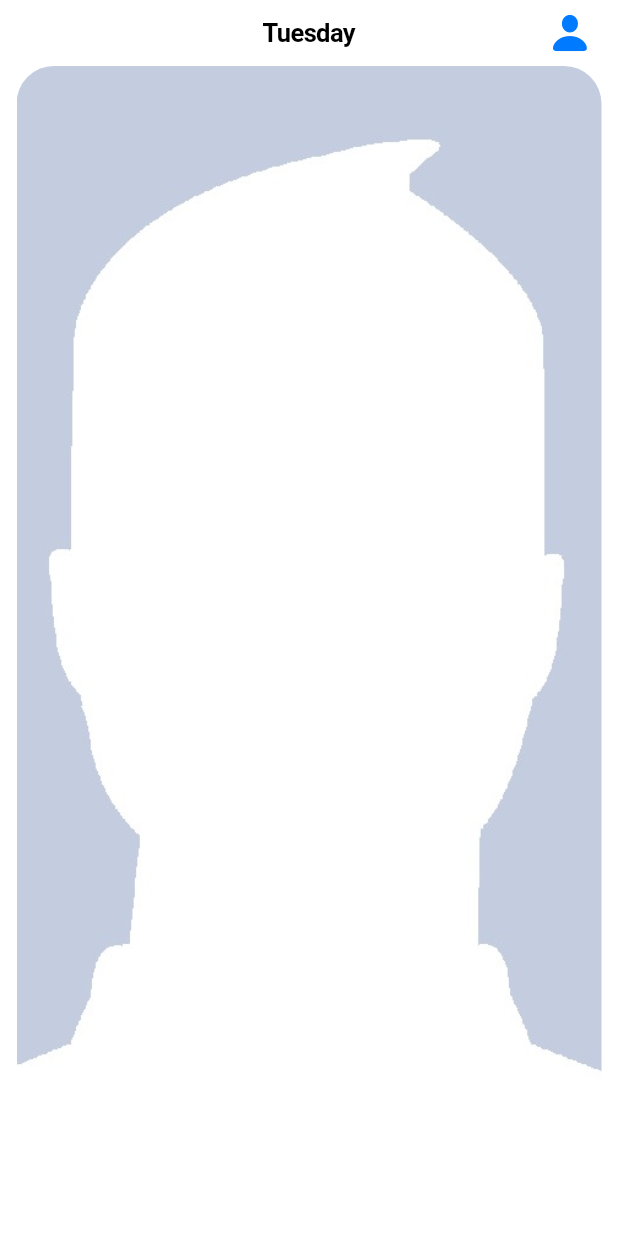
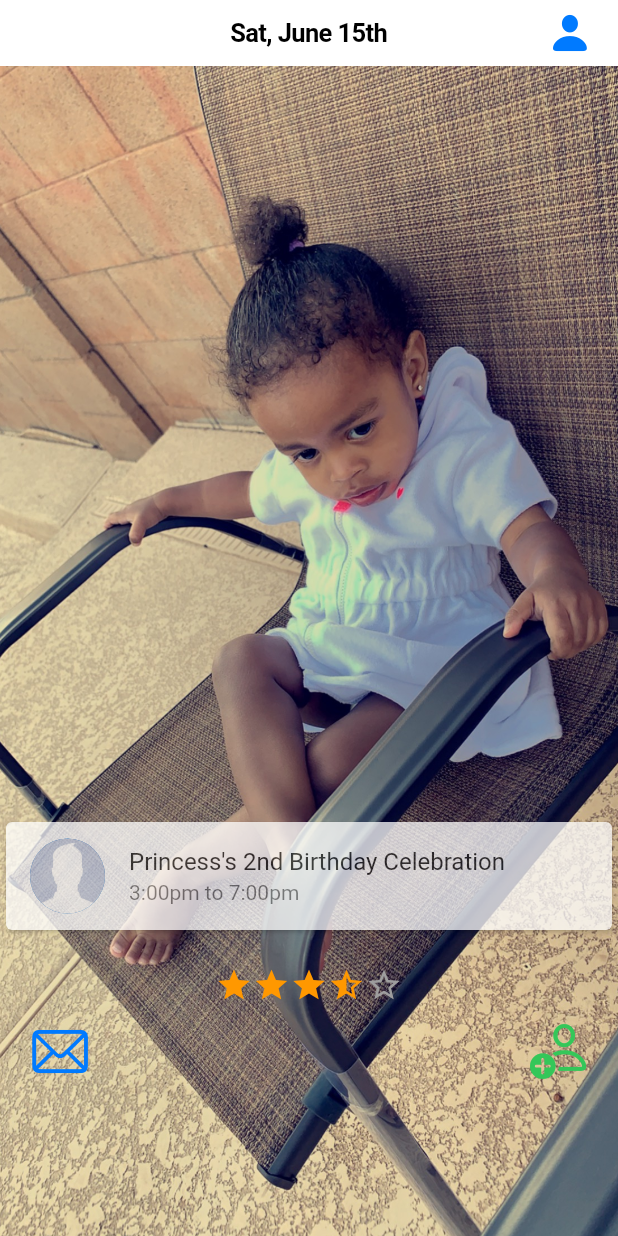
Before and after one commit to tyshantprince/LinkUp, a Flutter app: the screen it shows after launch, on a phone screen of 412 x 824 dp. Run offline on Flutter 3.47's test engine with Material 2 defaults, Android fonts, the phone set to English and light mode, and no system bars; drawn by our look-alikes of carousel_slider, flutter_rating; missing offline and left inert: flutter_statusbar_manager.

Commit message:
Basic Layout

```diff
--- a/lib/main.dart
+++ b/lib/main.dart
@@ -2,6 +2,8 @@ import 'package:flutter/cupertino.dart';
 import 'package:flutter/material.dart';
 import 'package:flutter_statusbar_manager/flutter_statusbar_manager.dart';
 import 'package:carousel_slider/carousel_slider.dart';
+import 'package:flutter_rating/flutter_rating.dart';
+
 
 void main() => runApp(new MyApp());
 
@@ -21,12 +23,11 @@ class HomeScreen extends StatelessWidget {
     return CupertinoPageScaffold(
       navigationBar: CupertinoNavigationBar(
           backgroundColor: Colors.transparent,
-          middle: Text('Tuesday'),
+          middle: Text('Sat, June 15th'),
           trailing: Icon(CupertinoIcons.person_solid)),
       child: ListView(
         children: <Widget>[
           Post(),
-          Text("Hey"),
         ],
       ),
     );
@@ -39,6 +40,7 @@ class Post extends StatelessWidget {
     return Stack(
       children: <Widget>[
         PostImages(),
+        ProfileCard(),
       ],
     );
   }
@@ -52,7 +54,7 @@ class PostImages extends StatefulWidget {
 class _PostImagesState extends State<PostImages> {
   int photoIndex = 0;
 
-  List<String> photos = ['assets/profile_pic.jpg', 'assets/wallpaper.jpg'];
+  List<String> photos = ['assets/princess2.JPG','assets/princess.gif','assets/giphy.gif', 'assets/wallpaper.jpg'];
 
   @override
   Widget build(BuildContext context) {
@@ -67,16 +69,11 @@ class _PostImagesState extends State<PostImages> {
             builder: (BuildContext context) {
               return Container(
                 width: MediaQuery.of(context).size.width,
-                margin: EdgeInsets.symmetric(horizontal: 5.0),
-                padding: EdgeInsets.symmetric(horizontal: 6.0),
-
                 decoration: BoxDecoration(color: Colors.transparent),
                 child: Container(
                   decoration: BoxDecoration(
-                      borderRadius: BorderRadius.circular(25.0),
                       image: DecorationImage(
-                          image: AssetImage(i),
-                          fit: BoxFit.cover)),
+                          image: AssetImage(i), fit: BoxFit.cover)),
                 ),
               );
             },
@@ -86,3 +83,80 @@ class _PostImagesState extends State<PostImages> {
     ]));
   }
 }
+
+class ProfileCard extends StatefulWidget {
+  @override
+  _ProfileCardState createState() => new _ProfileCardState();
+}
+
+class _ProfileCardState extends State<ProfileCard> {
+  @override
+  Widget build(BuildContext context) {
+    return Container(
+        margin: const EdgeInsets.only(top: 500.0),
+        child: Column(children: <Widget>[
+          Opacity(
+            opacity: .75,
+            child:Card(
+            child: Column(
+              mainAxisSize: MainAxisSize.max,
+              children: <Widget>[
+                const ListTile(
+                    leading: CircleAvatar(
+                      backgroundImage: AssetImage('assets/profile_pic.jpg'),
+                      radius: 25.0,
+                    ),
+                    title: Text(
+                      'Princess\'s 2nd Birthday Celebration ',
+                    ),
+                    subtitle: Text("3:00pm to 7:00pm")),
+              ],
+            ),
+          )),
+          StarCount(),
+          ButtonBar(children: <Widget>[
+            FlatButton(child: Icon(CupertinoIcons.mail, size: 40.0,),textColor: CupertinoColors.activeBlue, onPressed: () => {},),
+            FlatButton(child: Icon(CupertinoIcons.person_add, size: 40.0,),textColor: CupertinoColors.activeGreen, onPressed: () => {},)
+
+          ],
+          alignment: MainAxisAlignment.spaceBetween,
+          )
+
+        ]));
+  }
+}
+
+class StarCount extends StatefulWidget {
+  @override
+  _StarCountState createState() => new _StarCountState();
+}
+
+class _StarCountState extends State<StarCount> {
+  double rating = 3.5;
+  int starCount = 5;
+
+  @override
+  Widget build(BuildContext context) {
+    return      new Column(
+        children: <Widget>[
+          new Padding(
+            padding: new EdgeInsets.only(
+              top: 20.0,
+            ),
+            child: new StarRating(
+              size: 25.0,
+              rating: rating,
+              color: Colors.orange,
+              borderColor: Colors.grey,
+              starCount: starCount,
+              onRatingChanged: (rating) => setState(
+                    () {
+                      this.rating = rating;
+                    },
+                  ),
+            ),
+          ),
+        ]
+    );
+  }
+}
--- a/pubspec.yaml
+++ b/pubspec.yaml
@@ -21,6 +21,8 @@ dependencies:
     sdk: flutter
   flutter_statusbar_manager : ^1.0.2
   carousel_slider: ^1.3.0
+  flutter_rating: ^0.0.2
+
 
 
 
@@ -51,6 +53,9 @@ flutter:
    - assets/family.svg
    - assets/wallpaper.jpg
    - assets/profile_pic.jpg
+   - assets/giphy.gif
+   - assets/princess.gif
+   - assets/princess2.JPG
 
 
   # An image asset can refer to one or more resolution-specific "variants", see
```
Also changed, not shown: assets/giphy.gif (added), assets/princess.gif (added), assets/princess2.JPG (added), pubspec.lock.
